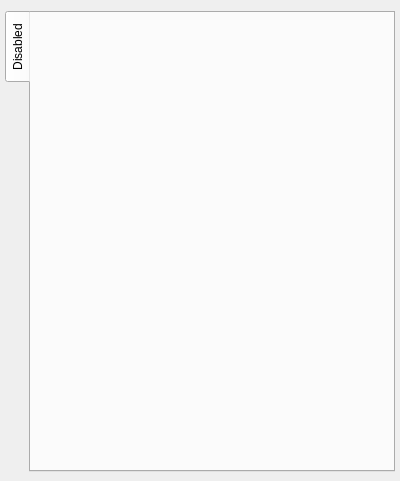
Above: modules/automation/projects/HilecGui/src/telecontrol/TelecontrolWidget.ui from OFFIS-Automation/Framework before the change. Below: the same form after it.
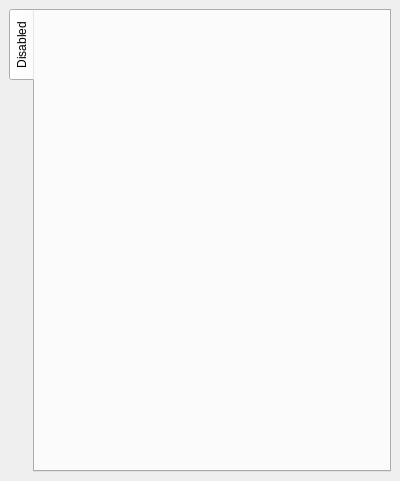
That is the form after the change.

The edit to the form file:
```diff
--- a/modules/automation/projects/HilecGui/src/telecontrol/TelecontrolWidget.ui
+++ b/modules/automation/projects/HilecGui/src/telecontrol/TelecontrolWidget.ui
@@ -10,26 +10,11 @@
     <height>481</height>
    </rect>
   </property>
-  <property name="minimumSize">
-   <size>
-    <width>292</width>
-    <height>481</height>
-   </size>
-  </property>
   <property name="windowTitle">
    <string>RC-Unit telecontrol</string>
   </property>
   <widget class="QWidget" name="dockWidgetContents">
    <layout class="QVBoxLayout" name="verticalLayout_3">
-    <property name="leftMargin">
-     <number>5</number>
-    </property>
-    <property name="topMargin">
-     <number>11</number>
-    </property>
-    <property name="rightMargin">
-     <number>5</number>
-    </property>
     <item>
      <widget class="QTabWidget" name="tabWidget">
       <property name="sizePolicy">
@@ -38,12 +23,6 @@
         <verstretch>0</verstretch>
        </sizepolicy>
       </property>
-      <property name="minimumSize">
-       <size>
-        <width>100</width>
-        <height>0</height>
-       </size>
-      </property>
       <property name="tabPosition">
        <enum>QTabWidget::West</enum>
       </property>
```
